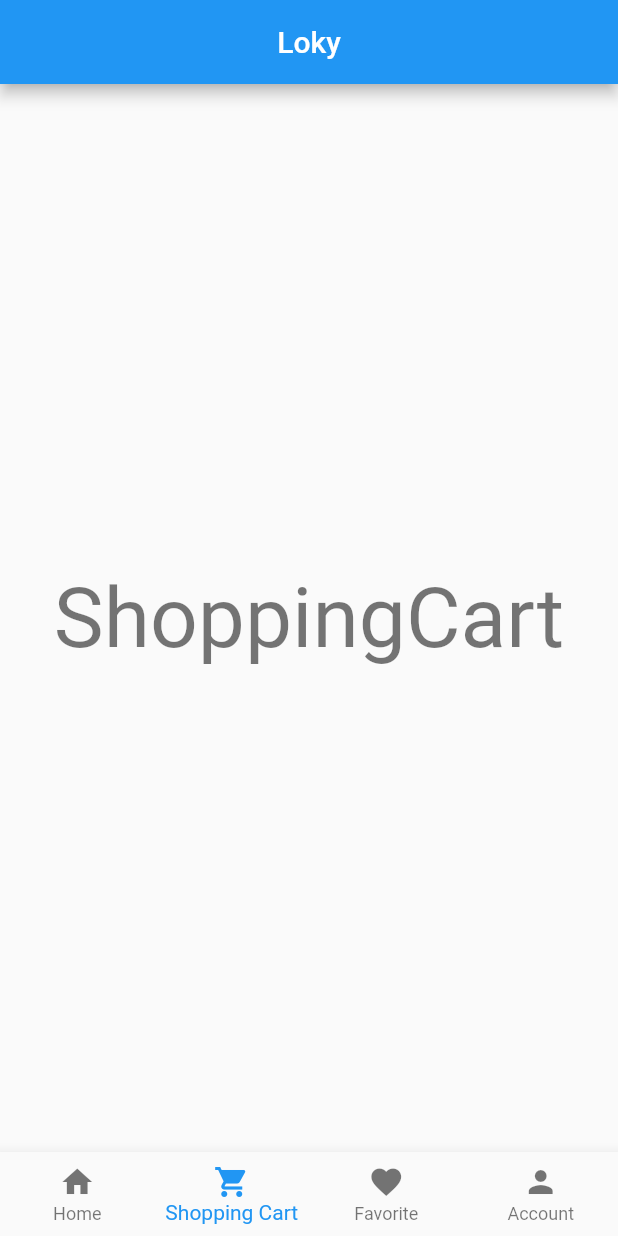
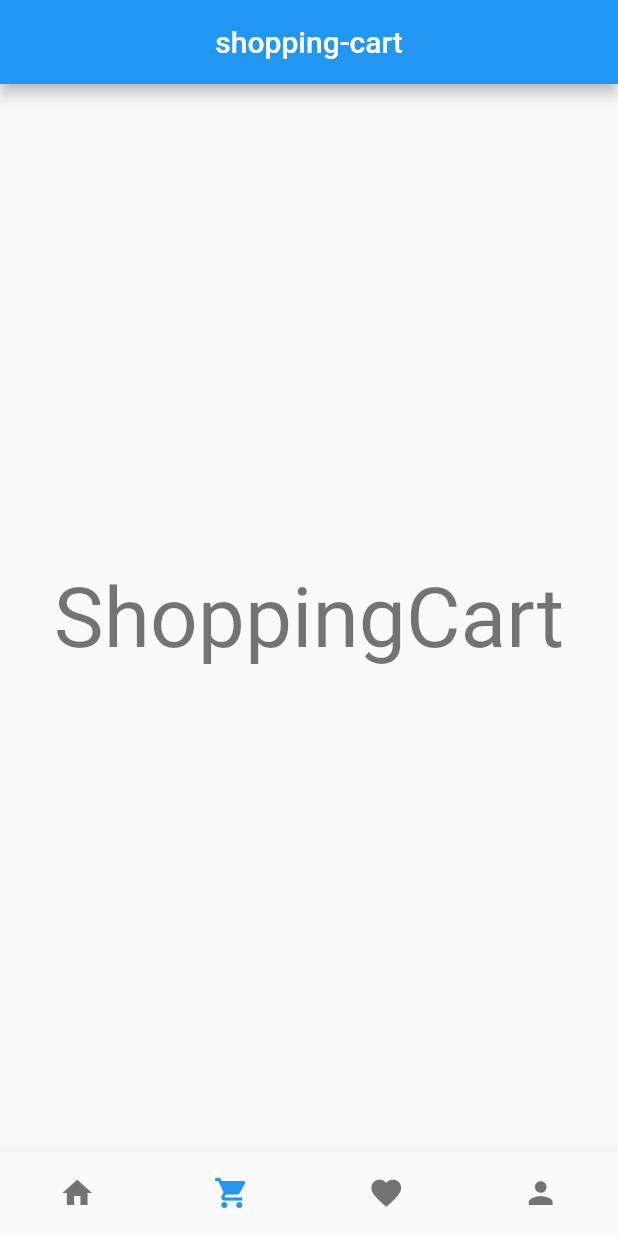
Before and after one commit to PascalGos/intranavigator, a Flutter app: the MainNavigationWrapperPage screen opened by its route, item 2 of the bottom bar chosen, on a phone screen of 412 x 824 dp. Run offline on Flutter 3.47's test engine with Material 2 defaults, Android fonts, the phone set to English and light mode, and no system bars; our stand-ins replace auto_route, bloc, dartz, equatable, flutter_bloc, freezed_annotation and 3 more; missing offline and left inert: cross_connectivity; accounts and stored records are empty.

Commit message:
Finished Navigation

```diff
--- a/lib/domain/entities/entities.dart
+++ b/lib/domain/entities/entities.dart
@@ -3,3 +3,4 @@ export 'location/location.dart';
 export 'user/user.dart';
 export 'shopping_list_item/shopping_list_item.dart';
 export 'image_location/image_location.dart';
+export 'navigation_item/navigation_item.dart';
--- /dev/null
+++ b/lib/domain/entities/navigation_item/navigation_item.dart
@@ -0,0 +1,30 @@
+import 'package:freezed_annotation/freezed_annotation.dart';
+
+part 'navigation_item.freezed.dart';
+
+@freezed
+class NavigationItem with _$NavigationItem {
+  const NavigationItem._();
+  const factory NavigationItem.home() = Home;
+  const factory NavigationItem.shoppingCart() = ShoppingCart;
+  const factory NavigationItem.favorites() = Favorites;
+  const factory NavigationItem.accountSettings() = AccountSettings;
+
+  int get index {
+    return when(
+      home: () => 0,
+      shoppingCart: () => 1,
+      favorites: () => 2,
+      accountSettings: () => 3,
+    );
+  }
+
+  String get path {
+    return when(
+      home: () => 'home',
+      shoppingCart: () => 'shopping-cart',
+      favorites: () => 'favorites',
+      accountSettings: () => 'account-settings',
+    );
+  }
+}
--- a/lib/features/main_navigation/bloc/main_navigation_bloc.dart
+++ b/lib/features/main_navigation/bloc/main_navigation_bloc.dart
@@ -1,10 +1,7 @@
-import 'dart:async';
-import 'package:auto_route/auto_route.dart';
 import 'package:flutter_bloc/flutter_bloc.dart';
 import 'package:freezed_annotation/freezed_annotation.dart';
 import 'package:injectable/injectable.dart';
-import 'package:intranavigator/features/account_settings/account_settings.dart';
-import 'package:intranavigator/routes/routes.dart';
+import 'package:intranavigator/domain/entities/navigation_item/navigation_item.dart';
 
 part 'main_navigation_event.dart';
 part 'main_navigation_state.dart';
@@ -13,26 +10,16 @@ part 'main_navigation_bloc.freezed.dart';
 @injectable
 class MainNavigationBloc
     extends Bloc<MainNavigationEvent, MainNavigationState> {
-  MainNavigationBloc()
-      : super(const _InitialPage(
-          willPop: false,
-        )) {
-    on<_NavigationItemPressed>(onNavigationItemPressed);
-    on<_BackButtonPressed>(onBackButtonPressed);
+  MainNavigationBloc() : super(const OnMainPage(selectedItem: Home())) {
+    on<NavigateToMainPage>(onNavigateToMainPage);
+    on<NavigateBack>(onNavigateBack);
   }
 
-  void onNavigationItemPressed(
-      MainNavigationEvent event, Emitter<MainNavigationState> emit) {}
-
-  void onBackButtonPressed(
-      MainNavigationEvent event, Emitter<MainNavigationState> emit) {
-    emit(state.copyWith(willPop: false));
+  void onNavigateToMainPage(
+      NavigateToMainPage event, Emitter<MainNavigationState> emit) {
+    emit(OnMainPage(selectedItem: event.destination));
   }
 
-  List<PageRouteInfo<dynamic>> navigationRoutes = const [
-    ProductCategoryOverviewRoute(),
-    ShoppingListRoute(),
-    FavoritesRoute(),
-    AccountSettingsRoute(),
-  ];
+  void onNavigateBack(
+      MainNavigationEvent event, Emitter<MainNavigationState> emit) {}
 }
--- a/lib/features/main_navigation/bloc/main_navigation_event.dart
+++ b/lib/features/main_navigation/bloc/main_navigation_event.dart
@@ -2,7 +2,8 @@ part of 'main_navigation_bloc.dart';
 
 @freezed
 class MainNavigationEvent with _$MainNavigationEvent {
-  const factory MainNavigationEvent.navigationItemPressed() =
-      _NavigationItemPressed;
-  const factory MainNavigationEvent.backButtonPressed() = _BackButtonPressed;
+  const factory MainNavigationEvent.navigateToMainPage({
+    required NavigationItem destination,
+  }) = NavigateToMainPage;
+  const factory MainNavigationEvent.navigateBack() = NavigateBack;
 }
--- a/lib/features/main_navigation/bloc/main_navigation_state.dart
+++ b/lib/features/main_navigation/bloc/main_navigation_state.dart
@@ -2,10 +2,7 @@ part of 'main_navigation_bloc.dart';
 
 @freezed
 class MainNavigationState with _$MainNavigationState {
-  const factory MainNavigationState.initial({
-    required bool willPop,
-  }) = _InitialPage;
-  const factory MainNavigationState.pageChanged({
-    required bool willPop,
-  }) = _PageChanged;
+  const factory MainNavigationState.onMainPage(
+      {required NavigationItem selectedItem}) = OnMainPage;
+  const factory MainNavigationState.error() = Error;
 }
--- a/lib/features/main_navigation/pages/main_navigation_page.dart
+++ b/lib/features/main_navigation/pages/main_navigation_page.dart
@@ -2,9 +2,17 @@ import 'package:auto_route/auto_route.dart';
 import 'package:flutter/material.dart';
 import 'package:flutter_bloc/flutter_bloc.dart';
 import 'package:intranavigator/dependency_injection.dart';
-import 'package:intranavigator/routes/routes.dart';
+import '../../../routes/routes.dart';
+import '../bloc/main_navigation_bloc.dart';
+import '../widgets/loky_app_bar.dart';
+import '../widgets/loky_bottom_navigation.dart';
 
-import '../bloc/main_navigation_bloc.dart';
+const navigationRoutes = [
+  ProductCategoryOverviewRoute(),
+  ShoppingListRoute(),
+  FavoritesRoute(),
+  AccountSettingsRoute(),
+];
 
 class MainNavigationWrapperPage extends StatelessWidget {
   const MainNavigationWrapperPage({super.key});
@@ -15,61 +23,45 @@ class MainNavigationWrapperPage extends StatelessWidget {
       create: (context) => getDependency<MainNavigationBloc>(),
       child: BlocBuilder<MainNavigationBloc, MainNavigationState>(
         builder: (context, state) {
-          final bottomNavigationRoutes =
-              context.read<MainNavigationBloc>().navigationRoutes;
-          return WillPopScope(
-            onWillPop: () => onWillPop(context, state),
-            child: AutoTabsScaffold(
-              appBarBuilder: (context, tabsRouter) => AppBar(
-                title: const Text('Loky'),
-                centerTitle: true,
-                automaticallyImplyLeading: false,
-              ),
-              routes: bottomNavigationRoutes,
-              bottomNavigationBuilder: bottomNavigationBuilder,
+          return AutoTabsRouter(
+              routes: navigationRoutes,
+              builder: (context, child, animation) {
+                final bloc = BlocProvider.of<MainNavigationBloc>(context);
+                final tabsRouter = AutoTabsRouter.of(context);
+                tabsRouter.setActiveIndex(
+                  bloc.state.when(
+                    onMainPage: (selectedItem) => selectedItem.index,
+                    error: () => 0,
                   ),
                 );
+                return WillPopScope(
+                  onWillPop: () => onWillPop(context),
+                  child: Scaffold(
+                    appBar: LokyAppBar(context: context),
+                    bottomNavigationBar: const LokyBottomNavigation(),
+                    body: bodyBuilder(context, child, animation),
+                  ),
+                );
+              });
         },
       ),
     );
   }
+}
 
-  Widget bottomNavigationBuilder(
-    BuildContext context,
-    TabsRouter tabsRouter,
-  ) {
-    return BottomNavigationBar(
-      currentIndex: tabsRouter.activeIndex,
-      onTap: tabsRouter.setActiveIndex,
-      type: BottomNavigationBarType.fixed,
-      items: navigationItems,
+Widget bodyBuilder(
+    BuildContext context, Widget child, Animation<double> animation) {
+  return FadeTransition(
+    opacity: animation,
+    child: child,
   );
 }
 
-  Future<bool> onWillPop(
-      BuildContext context, MainNavigationState state) async {
-    context
-        .read<MainNavigationBloc>()
-        .add(const MainNavigationEvent.backButtonPressed());
-    return state.willPop;
+Future<bool> onWillPop(BuildContext context) async {
+  final bloc = BlocProvider.of<MainNavigationBloc>(context);
+  bloc.add(const NavigateBack());
+  if (context.router.canNavigateBack) {
+    context.router.navigateBack();
   }
+  return false;
 }
-
-const navigationItems = [
-  BottomNavigationBarItem(
-    icon: Icon(Icons.home),
-    label: 'Home',
-  ),
-  BottomNavigationBarItem(
-    icon: Icon(Icons.shopping_cart),
-    label: 'Shopping Cart',
-  ),
-  BottomNavigationBarItem(
-    icon: Icon(Icons.favorite),
-    label: 'Favorite',
-  ),
-  BottomNavigationBarItem(
-    icon: Icon(Icons.person),
-    label: 'Account',
-  ),
-];
--- /dev/null
+++ b/lib/features/main_navigation/widgets/bottom_navigation_items.dart
@@ -0,0 +1,20 @@
+import 'package:flutter/material.dart';
+
+const bottomNavigationItems = [
+  BottomNavigationBarItem(
+    icon: Icon(Icons.home),
+    label: 'Home',
+  ),
+  BottomNavigationBarItem(
+    icon: Icon(Icons.shopping_cart),
+    label: 'Shopping Cart',
+  ),
+  BottomNavigationBarItem(
+    icon: Icon(Icons.favorite),
+    label: 'Favorite',
+  ),
+  BottomNavigationBarItem(
+    icon: Icon(Icons.person),
+    label: 'Account',
+  ),
+];
--- a/lib/features/main_navigation/widgets/loky_app_bar.dart
+++ b/lib/features/main_navigation/widgets/loky_app_bar.dart
@@ -0,0 +1,34 @@
+import 'package:flutter/material.dart';
+
+import 'package:flutter_bloc/flutter_bloc.dart';
+
+import '../bloc/main_navigation_bloc.dart';
+
+class LokyAppBar extends StatelessWidget implements PreferredSizeWidget {
+  const LokyAppBar({
+    Key? key,
+    required this.context,
+    this.height = kToolbarHeight,
+  }) : super(key: key);
+
+  final BuildContext context;
+  final double height;
+
+  @override
+  Widget build(BuildContext context) {
+    final bloc = BlocProvider.of<MainNavigationBloc>(context);
+    return AppBar(
+      title: Text(
+        bloc.state.when(
+          onMainPage: (page) => page.path,
+          error: () => '',
+        ),
+      ),
+      centerTitle: true,
+      automaticallyImplyLeading: false,
+    );
+  }
+
+  @override
+  Size get preferredSize => Size.fromHeight(height);
+}
--- a/lib/features/main_navigation/widgets/loky_bottom_navigation.dart
+++ b/lib/features/main_navigation/widgets/loky_bottom_navigation.dart
@@ -1,31 +1,62 @@
-// import 'package:flutter/material.dart';
-// import 'package:flutter_bloc/flutter_bloc.dart';
+// ignore_for_file: public_member_api_docs, sort_constructors_first
+import 'package:auto_route/auto_route.dart';
+import 'package:flutter/material.dart';
+import 'package:flutter_bloc/flutter_bloc.dart';
 
-// // import 'my_bloc.dart';
+import '../../../domain/entities/entities.dart';
+import '../bloc/main_navigation_bloc.dart';
+import 'bottom_navigation_items.dart';
 
-// class BottomNavigation extends StatelessWidget {
-//   final List<BottomNavigationBarItem> items;
+class LokyBottomNavigation extends StatefulWidget {
+  const LokyBottomNavigation({super.key});
 
-//   const BottomNavigation({
-//     super.key,
-//     required this.items,
-//   });
+  @override
+  State<LokyBottomNavigation> createState() => _LokyBottomNavigationState();
+}
 
-//   @override
-//   Widget build(BuildContext context) {
-//     return BlocBuilder<MyBloc, MyState>(
-//       builder: (BuildContext context, MyState state) {
-//         return BottomNavigationBar(
-//           items: items,
-//           currentIndex: state.selectedIndex,
-//           selectedItemColor: Colors.amber[800],
-//           onTap: (int index) {
-//             BlocProvider.of<MyBloc>(context).add(
-//               NavigateToIndex(index: index),
-//             );
-//           },
-//         );
-//       },
-//     );
-//   }
-// }
+class _LokyBottomNavigationState extends State<LokyBottomNavigation> {
+  @override
+  Widget build(BuildContext context) {
+    return BottomNavigationBar(
+      items: bottomNavigationItems,
+      type: BottomNavigationBarType.fixed,
+      currentIndex: getCurrentIndex(context),
+      onTap: (index) => onTap(index, context),
+      showSelectedLabels: false,
+      showUnselectedLabels: false,
+    );
+  }
+
+  int getCurrentIndex(context) {
+    final bloc = BlocProvider.of<MainNavigationBloc>(context);
+    return bloc.state.when(
+      onMainPage: (selectedItem) => selectedItem.index,
+      error: () => 0,
+    );
+  }
+
+  void onTap(int index, BuildContext context) {
+    final NavigationItem destination;
+    final bloc = BlocProvider.of<MainNavigationBloc>(context);
+    switch (index) {
+      case 0:
+        destination = const Home();
+        break;
+      case 1:
+        destination = const ShoppingCart();
+        break;
+      case 2:
+        destination = const Favorites();
+        break;
+      case 3:
+        destination = const AccountSettings();
+        break;
+      default:
+        index = 0;
+        destination = const Home();
+    }
+    bloc.add(NavigateToMainPage(destination: destination));
+    context.router.navigateNamed(destination.path);
+    setState(() {});
+  }
+}
--- /dev/null
+++ b/lib/routes/route_observer.dart
@@ -0,0 +1,5 @@
+import 'package:auto_route/auto_route.dart';
+import 'package:injectable/injectable.dart';
+
+@lazySingleton
+class AppRouteObserver extends AutoRouteObserver {}
--- a/lib/routes/router.dart
+++ b/lib/routes/router.dart
@@ -10,13 +10,14 @@ import '../features/product_category_overview/product_category_overview.dart';
 @AdaptiveAutoRouter(replaceInRouteName: 'Page,Route', routes: <AutoRoute>[
   AutoRoute(
     page: OnboardingPage,
-    path: '/',
+    path: 'onboarding',
     initial: true,
   ),
   AutoRoute(
-    path: '/',
+    path: '',
     page: MainNavigationWrapperPage,
     children: [
+      RedirectRoute(path: '', redirectTo: 'home'),
       AutoRoute(path: 'home', page: ProductCategoryOverviewPage),
       AutoRoute(path: 'shopping-cart', page: ShoppingListPage),
       AutoRoute(path: 'favorites', page: FavoritesPage),
--- a/lib/routes/routes.dart
+++ b/lib/routes/routes.dart
@@ -1,2 +1,3 @@
 export 'router.dart';
 export 'router.gr.dart';
+export 'route_observer.dart';
```
Also changed, not shown: lib/features/app_session/pages/app_session_page.dart (+6 -1 lines), lib/features/main_navigation/widgets/loky_navigation_rail.dart (deleted, +0 -28 lines), lib/dependency_injection.config.dart, lib/domain/entities/navigation_item/navigation_item.freezed.dart (added), lib/features/main_navigation/bloc/main_navigation_bloc.freezed.dart, lib/routes/router.gr.dart. Lines whose indentation alone changed are shown as unchanged.
